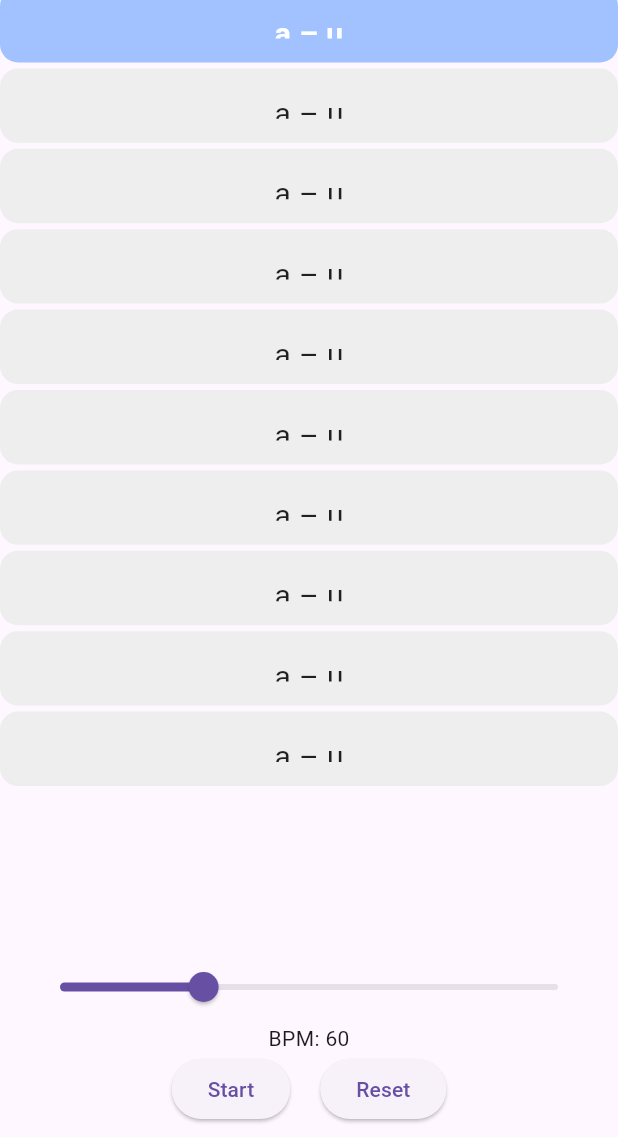
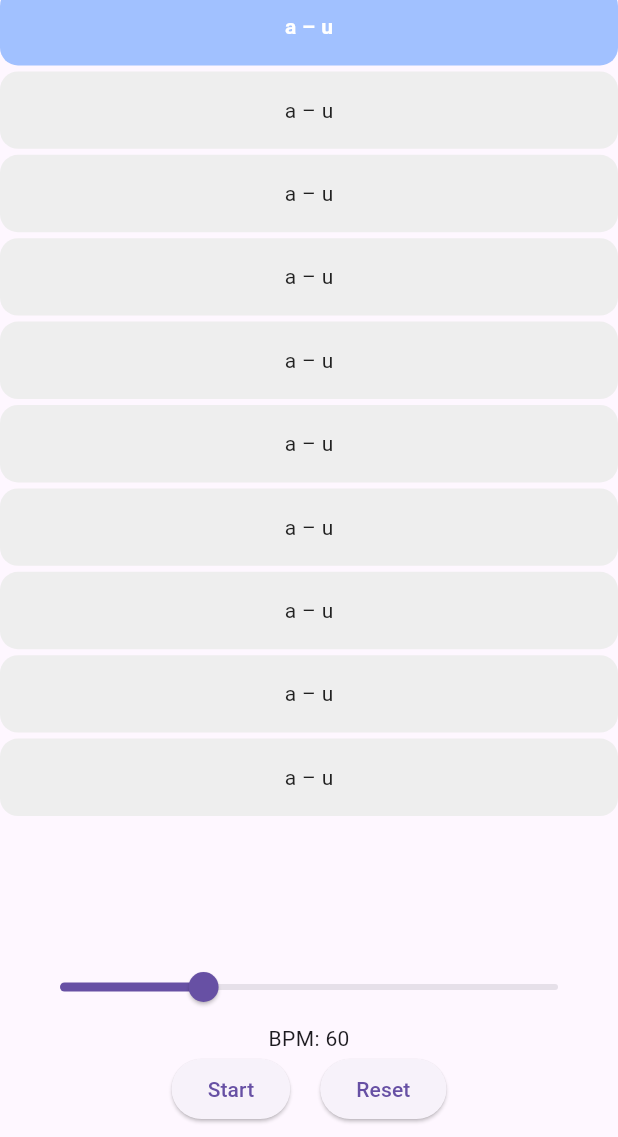
Before and after one commit to piotrczerwonka/MowieICzytam, a Flutter app: the screen it shows after launch, on a phone screen of 412 x 824 dp, the part 99-1236 px from its top. Run offline on Flutter 3.47's test engine with Material 3 defaults, Android fonts, the phone set to English and light mode, and no system bars; our stand-ins replace audioplayers.

Commit message:
szybkie zmiany

```diff
--- a/lib/main.dart
+++ b/lib/main.dart
@@ -141,7 +141,7 @@ class _CzytanieStronaState extends State<CzytanieStrona> {
           Expanded(
             child: LayoutBuilder(
               builder: (context, constraints) {
-                double availableHeight = constraints.maxHeight - 100;
+                double availableHeight = constraints.maxHeight - 80;
                 double itemHeight = availableHeight / 10;
                 return ListView.builder(
                   physics: NeverScrollableScrollPhysics(),
@@ -172,7 +172,7 @@ class _CzytanieStronaState extends State<CzytanieStrona> {
                           ),
                           Container(
                             margin: EdgeInsets.symmetric(vertical: 2),
-                            padding: EdgeInsets.all(16),
+                            padding: EdgeInsets.all(10),
                             decoration: BoxDecoration(
                               color: aktywna ? Colors.blueAccent.withValues(alpha: 0.5) : Colors.grey[200],
                               borderRadius: BorderRadius.circular(12),
@@ -181,7 +181,7 @@ class _CzytanieStronaState extends State<CzytanieStrona> {
                               child: Text(
                                 '${widocznePary[i][0]} – ${widocznePary[i][1]}',
                                 style: TextStyle(
-                                  fontSize: 20,
+                                  fontSize: 14,
                                   color: aktywna ? Colors.white : Colors.black87,
                                   fontWeight: aktywna ? FontWeight.bold : FontWeight.normal,
                                 ),
```
